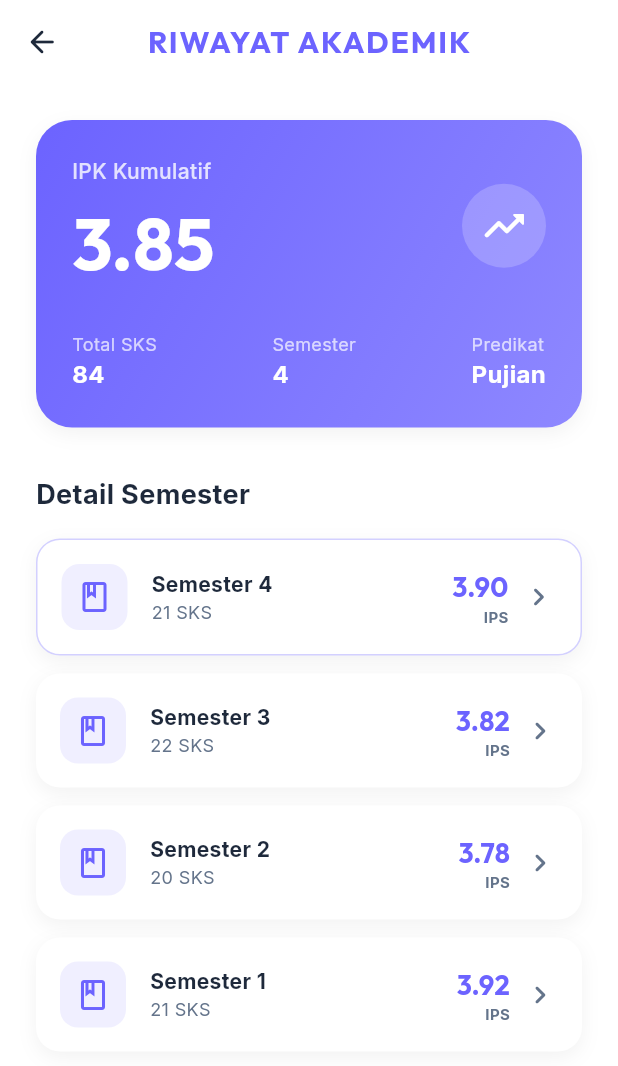
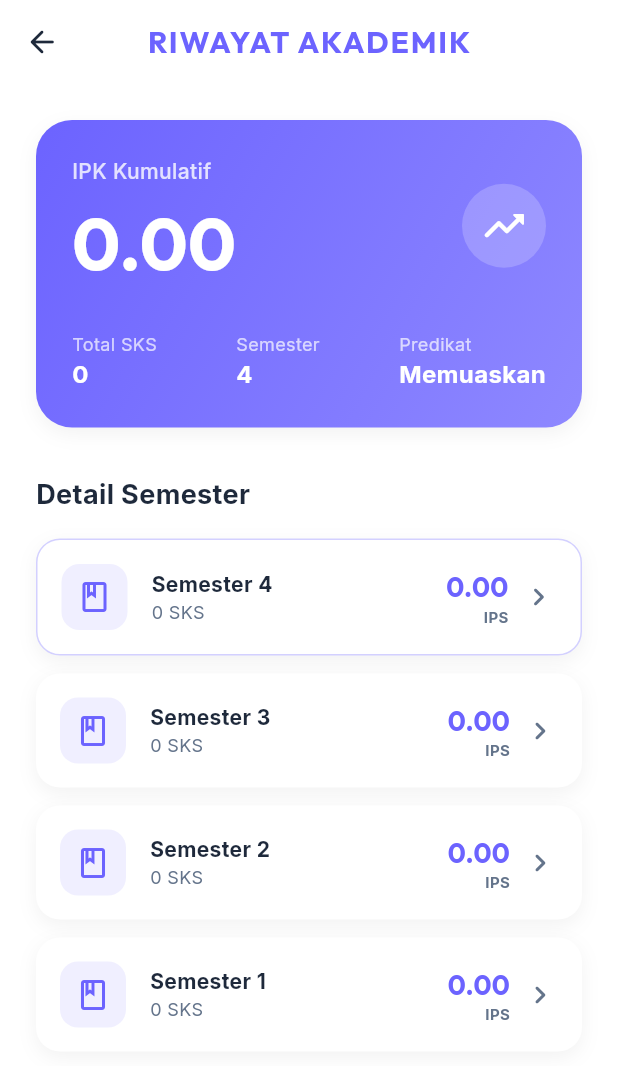
Before and after one commit to mohdikrullah/Studiv, a Flutter app: the AcademicHistoryScreen screen opened directly, on a phone screen of 412 x 824 dp. Shown: the top 1066 px of the screen. Run offline on Flutter 3.47's test engine with Material 3 defaults, Android fonts, the light colour scheme and no system bars; our stand-ins replace dio, google_fonts, hive, hive_flutter, image_picker, shared_preferences; accounts and stored records are empty; statements that could not run were skipped.

Commit message:
feat: implementasi UI riwayat akademik dan detail nilai per semester

```diff
--- a/lib/screens/profile/academic_history_screen.dart
+++ b/lib/screens/profile/academic_history_screen.dart
@@ -1,12 +1,19 @@
 import 'package:flutter/material.dart';
 import 'package:google_fonts/google_fonts.dart';
+import 'package:provider/provider.dart';
 import '../../theme/app_theme.dart';
+import '../../providers/grade_provider.dart';
+import 'semester_detail_screen.dart';
 
 class AcademicHistoryScreen extends StatelessWidget {
   const AcademicHistoryScreen({super.key});
 
   @override
   Widget build(BuildContext context) {
+    final gradeProvider = Provider.of<GradeProvider>(context);
+    final ipk = gradeProvider.calculateIPK();
+    final totalSks = gradeProvider.calculateTotalSKS();
+
     return Scaffold(
       backgroundColor: AppTheme.backgroundColor,
       appBar: AppBar(
@@ -58,7 +65,7 @@ class AcademicHistoryScreen extends StatelessWidget {
                           ),
                           const SizedBox(height: 4),
                           Text(
-                            '3.85',
+                            ipk.toStringAsFixed(2),
                             style: GoogleFonts.outfit(
                               color: Colors.white,
                               fontSize: 48,
@@ -81,9 +88,9 @@ class AcademicHistoryScreen extends StatelessWidget {
                   Row(
                     mainAxisAlignment: MainAxisAlignment.spaceBetween,
                     children: [
-                      _buildSummaryInfo('Total SKS', '84'),
-                      _buildSummaryInfo('Semester', '4'),
-                      _buildSummaryInfo('Predikat', 'Pujian'),
+                      _buildSummaryInfo('Total SKS', totalSks.toString()),
+                      _buildSummaryInfo('Semester', '4'), // Or dynamic based on user
+                      _buildSummaryInfo('Predikat', ipk >= 3.5 ? 'Pujian' : (ipk >= 3.0 ? 'Sangat Memuaskan' : 'Memuaskan')),
                     ],
                   ),
                 ],
@@ -100,10 +107,10 @@ class AcademicHistoryScreen extends StatelessWidget {
               ),
             ),
             const SizedBox(height: 16),
-            _buildSemesterCard('Semester 4', '3.90', '21 SKS', true),
-            _buildSemesterCard('Semester 3', '3.82', '22 SKS', false),
-            _buildSemesterCard('Semester 2', '3.78', '20 SKS', false),
-            _buildSemesterCard('Semester 1', '3.92', '21 SKS', false),
+            _buildSemesterCard(context, 4, gradeProvider),
+            _buildSemesterCard(context, 3, gradeProvider),
+            _buildSemesterCard(context, 2, gradeProvider),
+            _buildSemesterCard(context, 1, gradeProvider),
           ],
         ),
       ),
@@ -126,9 +133,27 @@ class AcademicHistoryScreen extends StatelessWidget {
     );
   }
 
-  Widget _buildSemesterCard(String title, String ips, String sks, bool isCurrent) {
+  Widget _buildSemesterCard(BuildContext context, int semesterNumber, GradeProvider provider) {
+    final ips = provider.calculateIPS(semesterNumber);
+    final sks = provider.getGradesBySemester(semesterNumber).fold(0, (sum, item) => sum + item.sks);
+    final isCurrent = semesterNumber == 4; // Mock logic for current semester
+
     return Container(
       margin: const EdgeInsets.only(bottom: 12),
+      child: MouseRegion(
+        cursor: SystemMouseCursors.click,
+        child: GestureDetector(
+          onTap: () {
+            Navigator.push(
+              context,
+              MaterialPageRoute(
+                builder: (context) => SemesterDetailScreen(
+                  semesterNumber: semesterNumber,
+                ),
+              ),
+            );
+          },
+          child: Container(
             padding: const EdgeInsets.all(16),
             decoration: BoxDecoration(
               color: Colors.white,
@@ -152,11 +177,11 @@ class AcademicHistoryScreen extends StatelessWidget {
                     crossAxisAlignment: CrossAxisAlignment.start,
                     children: [
                       Text(
-                  title,
+                        'Semester $semesterNumber',
                         style: GoogleFonts.inter(fontWeight: FontWeight.bold, color: AppTheme.slateDark),
                       ),
                       Text(
-                  sks,
+                        '$sks SKS',
                         style: GoogleFonts.inter(fontSize: 12, color: AppTheme.slateGray),
                       ),
                     ],
@@ -166,7 +191,7 @@ class AcademicHistoryScreen extends StatelessWidget {
                   crossAxisAlignment: CrossAxisAlignment.end,
                   children: [
                     Text(
-                ips,
+                      ips.toStringAsFixed(2),
                       style: GoogleFonts.outfit(
                         fontWeight: FontWeight.bold,
                         fontSize: 18,
@@ -183,6 +208,9 @@ class AcademicHistoryScreen extends StatelessWidget {
                 const Icon(Icons.chevron_right_rounded, color: AppTheme.slateGray),
               ],
             ),
+          ),
+        ),
+      ),
     );
   }
 }
```
Also changed, not shown: lib/screens/profile/semester_detail_screen.dart (added, +341 -0 lines). Lines whose indentation alone changed are shown as unchanged.
